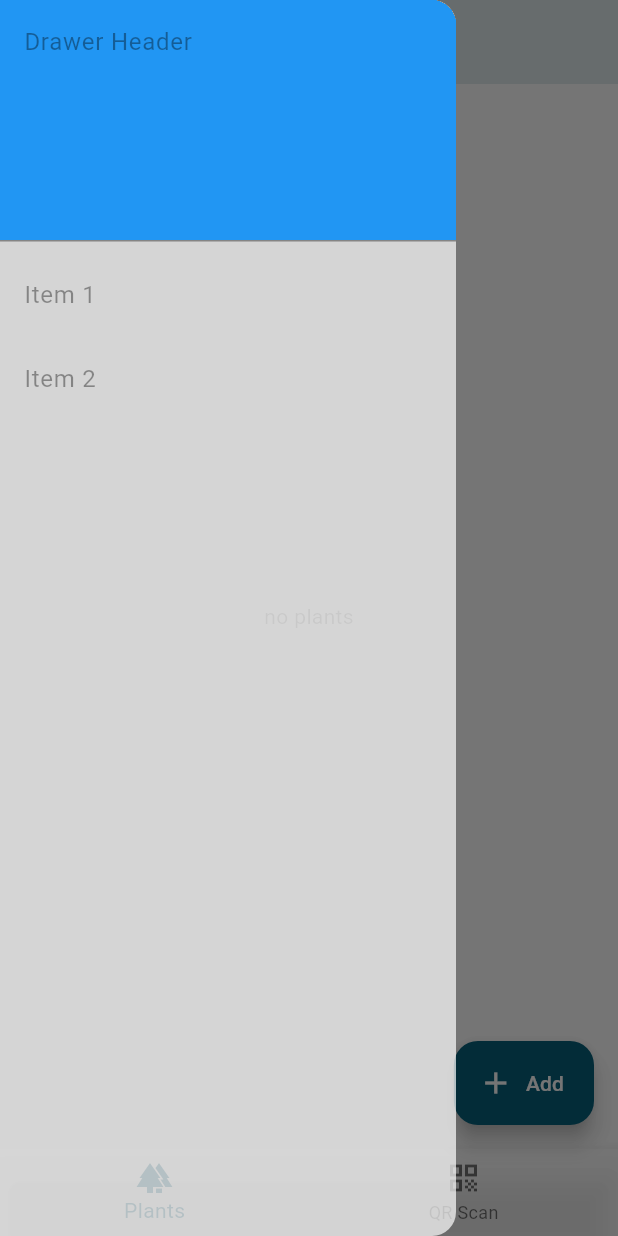
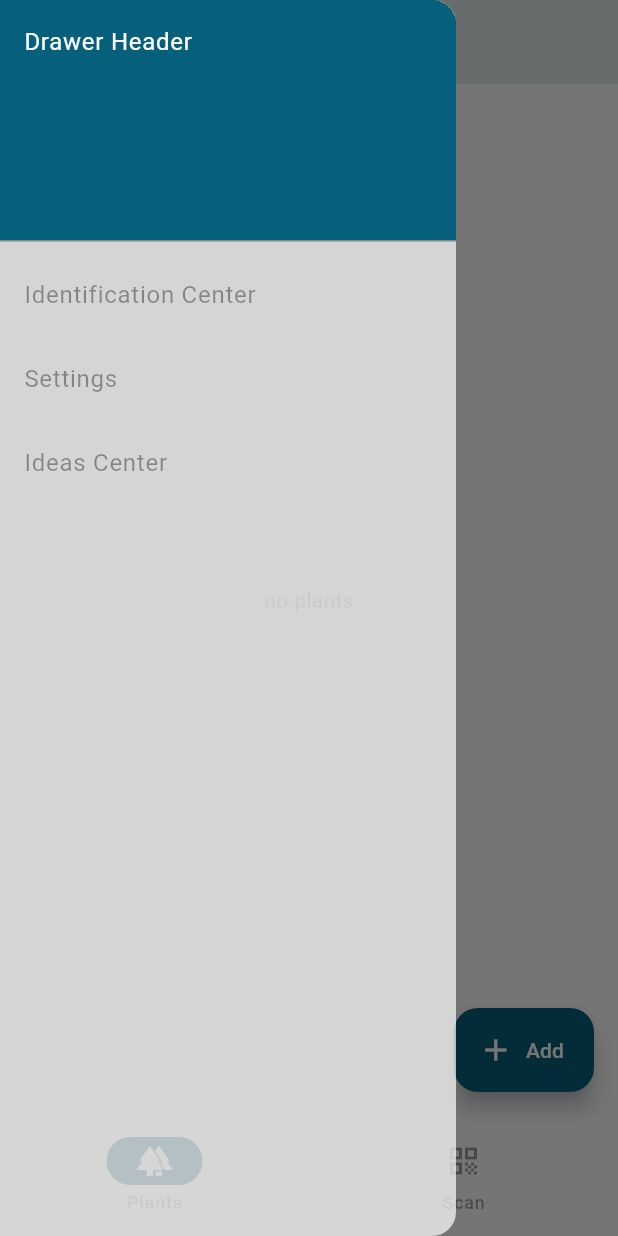
Before and after one commit to charmas3r/tagger_app, a Flutter app: the screen it shows after launch, with the side drawer open, on a phone screen of 412 x 824 dp. Run offline on Flutter 3.47's test engine with Material 2 defaults, Android fonts, the phone set to English and light mode, and no system bars; our stand-ins replace bloc, connectivity_plus, equatable, flutter_bloc, get_it, objectbox; missing offline and left inert: mobile_scanner; generated files the repository leaves out were written again; Roboto replaces fonts that are missing (Montserrat); statements that could not run were skipped.

Commit message:
plant schema
Fixed
	- update plant identification settings

Next
	- UI for plant settings cont

```diff
--- a/lib/main.dart
+++ b/lib/main.dart
@@ -1,6 +1,8 @@
 import 'package:flutter/material.dart';
+import 'package:flutter/services.dart';
 import 'package:flutter_bloc/flutter_bloc.dart';
 import 'package:tagger_app/plants/presentation/bloc/plant_bloc.dart';
+import 'package:tagger_app/resources/colors.dart';
 import 'package:tagger_app/resources/theme.dart';
 
 import 'core/bloc/simple_bloc_observer.dart';
@@ -26,6 +28,11 @@ class MyApp extends StatelessWidget {
 
   @override
   Widget build(BuildContext context) {
+    SystemChrome.setSystemUIOverlayStyle(SystemUiOverlayStyle(
+      systemNavigationBarColor: ThemeColors.veniceBlue.shade50,
+        systemNavigationBarIconBrightness: Brightness.dark,
+    ),);
+    SystemChrome.setPreferredOrientations([DeviceOrientation.portraitUp]);
     return BlocProvider<PlantBloc>(
       create: (_) => injector()..add(const FetchPlantsRequested()),
       child: MaterialApp(
--- a/lib/main/presentation/navigation/model/routes.dart
+++ b/lib/main/presentation/navigation/model/routes.dart
@@ -2,6 +2,7 @@ class Routes {
   static const String initialRoute = "/";
   static const String addPlantRoute = "/add-plant";
   static const String editPlantRoute = "/edit-plant";
+  static const String idSettingsPlantRoute = "/id-settings-plant";
   static const String qrRoute = "/qr-code";
   static const String signInRoute = "/sign-in";
 }
--- a/lib/main/presentation/navigation/router/AppRouter.dart
+++ b/lib/main/presentation/navigation/router/AppRouter.dart
@@ -1,5 +1,6 @@
 import 'package:flutter/material.dart';
 import 'package:tagger_app/plants/presentation/view/edit_plant_screen.dart';
+import 'package:tagger_app/plants/presentation/view/identification_settings_screen.dart';
 import '../../../../plants/presentation/view/add_plant_screen.dart';
 import '../../screens/home_screen.dart';
 import '../model/routes.dart';
@@ -27,6 +28,14 @@ class AppRouter {
                 plantId: args.plantId,
             )
         );
+      case Routes.idSettingsPlantRoute:
+        final args = settings.arguments as IdentificationSettingsScreenArguments;
+        return MaterialPageRoute(
+            builder: (_) => IdentificationSettingsScreen(
+              title: "Identification Settings Screen",
+              plantId: args.plantId,
+            )
+        );
       default:
         return null;
     }
--- a/lib/main/presentation/screens/home_screen.dart
+++ b/lib/main/presentation/screens/home_screen.dart
@@ -35,27 +35,24 @@ class _HomeScreenState extends State<HomeScreen> {
     );
   }
 
-  void _onItemTapped(int index) {
-    setState(() {
-      _selectedIndex = index;
-    });
-  }
-
   Widget _buildBottomNavBar() {
-    return BottomNavigationBar(
-      items: const <BottomNavigationBarItem>[
-        BottomNavigationBarItem(
+    return NavigationBar(
+      onDestinationSelected: (int index) {
+        setState(() {
+          _selectedIndex = index;
+        });
+      },
+      selectedIndex: _selectedIndex,
+      destinations: const <Widget>[
+        NavigationDestination(
           icon: Icon(Icons.forest),
           label: 'Plants',
         ),
-        BottomNavigationBarItem(
+        NavigationDestination(
           icon: Icon(Icons.qr_code),
-          label: 'QR Scan',
+          label: 'Scan',
         ),
       ],
-      currentIndex: _selectedIndex,
-      selectedItemColor: Theme.of(context).colorScheme.primary,
-      onTap: _onItemTapped,
     );
   }
 
@@ -87,27 +84,29 @@ class _HomeScreenState extends State<HomeScreen> {
         // Important: Remove any padding from the ListView.
         padding: EdgeInsets.zero,
         children: [
-          const DrawerHeader(
+          DrawerHeader(
             decoration: BoxDecoration(
-              color: Colors.blue,
+              color: Theme.of(context).colorScheme.primary,
             ),
-            child: Text('Drawer Header'),
+            child: Text(
+                'Drawer Header',
+            style: TextStyle(color: Theme.of(context).colorScheme.onPrimary),),
           ),
           ListTile(
-            title: const Text('Item 1'),
+            title: const Text('Identification Center'),
             onTap: () {
-              // Update the state of the app
-              // ...
-              // Then close the drawer
               Navigator.pop(context);
             },
           ),
           ListTile(
-            title: const Text('Item 2'),
+            title: const Text('Settings'),
             onTap: () {
-              // Update the state of the app
-              // ...
-              // Then close the drawer
+              Navigator.pop(context);
+            },
+          ),
+          ListTile(
+            title: const Text('Ideas Center'),
+            onTap: () {
               Navigator.pop(context);
             },
           ),
--- a/lib/plants/domain/entities/identification.dart
+++ b/lib/plants/domain/entities/identification.dart
@@ -8,9 +8,14 @@ class Identification extends Equatable {
   String nickname = "";
   String cultivar = "";
   String species = "";
-  String genus = "";
+  String genus = "Plumeria L.";
+  String family = "Apocynaceae";
 
-  Identification(this.nickname);
+  Identification({
+    required this.nickname,
+    required this.cultivar,
+    required this.species,
+  });
 
   @override
   List<Object> get props => [
@@ -19,10 +24,24 @@ class Identification extends Equatable {
         cultivar,
         species,
         genus,
+        family,
       ];
 
   @override
   String toString() {
     return '''Identification { id: $id, nickname: $nickname, cultivar: $cultivar, species: $species, genus: $genus}''';
   }
+
+  Identification copyWith({
+    int? id,
+    String? nickname,
+    String? cultivar,
+    String? species,
+  }) {
+    return Identification(
+      nickname: nickname ?? this.nickname,
+      cultivar: cultivar ?? this.cultivar,
+      species: species ?? this.species,
+    );
+  }
 }
--- a/lib/plants/presentation/view/add_plant_screen.dart
+++ b/lib/plants/presentation/view/add_plant_screen.dart
@@ -82,7 +82,11 @@ class _AddPlantScreen extends State<AddPlantScreen> {
       ElevatedButton(
         onPressed: () {
           final plant = DecideousFloweringTreeBuilder()
-              .setIdentification(Identification(nickNameEditController.text))
+              .setIdentification(Identification(
+                nickname: nickNameEditController.text,
+                cultivar: "Celadine",
+                species: "Plumeria rubra",
+              ))
               .create();
           context.read<PlantBloc>().add(SavePlantRequested(plant));
           context.read<PlantBloc>().add(const FetchPlantsRequested());
--- a/lib/resources/theme.dart
+++ b/lib/resources/theme.dart
@@ -1,4 +1,5 @@
 import 'package:flutter/material.dart';
+import 'package:flutter/services.dart';
 
 import 'colors.dart';
 
@@ -28,7 +29,7 @@ class PlantTheme {
         buttonColor: ThemeColors.veniceBlue,
       ),
       appBarTheme: const AppBarTheme(
-        elevation: 8,
+        elevation: 8
       ),
     );
   }
```
Also changed, not shown: lib/objectbox-model.json (+6 -1 lines), lib/plants/presentation/extensions/stateful_widget.dart (added, +56 -0 lines), lib/plants/presentation/view/edit_plant_screen.dart (+27 -50 lines), lib/plants/presentation/view/identification_settings_screen.dart (added, +176 -0 lines).
